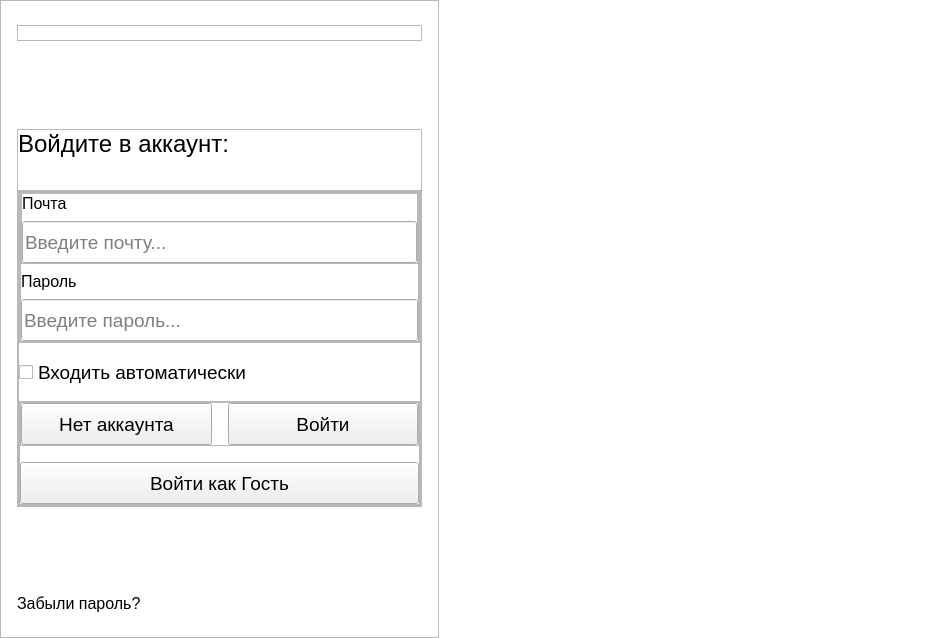
Before: the Qt Designer form ui/auth.ui in pntech-dev/Documents-Exp-Desktop, drawn with Qt 5.
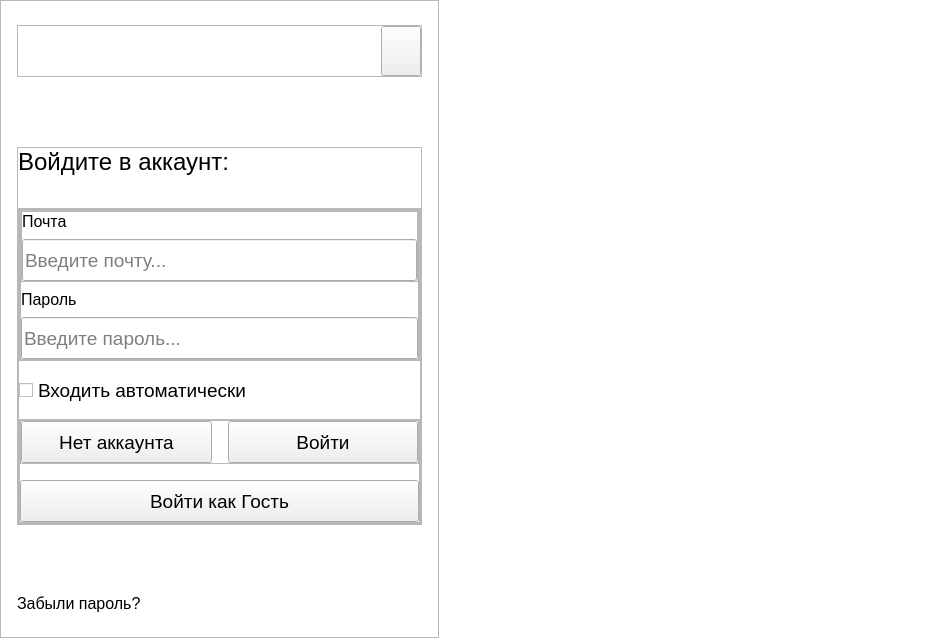
After: the same form once the commit is applied. Icons and pictures are not drawn.

Commit message: feat(ui): add theme switcher

The edit to the form file:
```diff
--- a/ui/auth.ui
+++ b/ui/auth.ui
@@ -102,6 +102,15 @@
           </property>
           <item>
            <widget class="QLabel" name="logo_lable">
+            <property name="sizePolicy">
+             <sizepolicy hsizetype="Expanding" vsizetype="Expanding">
+              <horstretch>0</horstretch>
+              <verstretch>0</verstretch>
+             </sizepolicy>
+            </property>
+            <property name="styleSheet">
+             <string notr="true"/>
+            </property>
             <property name="text">
              <string/>
             </property>
@@ -111,16 +120,35 @@
            </widget>
           </item>
           <item>
-           <widget class="QLabel" name="theme_label">
-            <property name="maximumSize">
+           <spacer name="horizontalSpacer">
+            <property name="orientation">
+             <enum>Qt::Horizontal</enum>
+            </property>
+            <property name="sizeHint" stdset="0">
              <size>
-              <width>36</width>
-              <height>36</height>
+              <width>40</width>
+              <height>20</height>
              </size>
             </property>
+           </spacer>
+          </item>
+          <item>
+           <widget class="QPushButton" name="theme_button">
+            <property name="sizePolicy">
+             <sizepolicy hsizetype="Minimum" vsizetype="Minimum">
+              <horstretch>0</horstretch>
+              <verstretch>0</verstretch>
+             </sizepolicy>
+            </property>
+            <property name="styleSheet">
+             <string notr="true"/>
+            </property>
             <property name="text">
              <string/>
             </property>
+            <property name="flat">
+             <bool>false</bool>
+            </property>
            </widget>
           </item>
          </layout>
```
Left out of the diff: 9 changed lines with no effect on the pictures. The commit also changes 15 other files.
